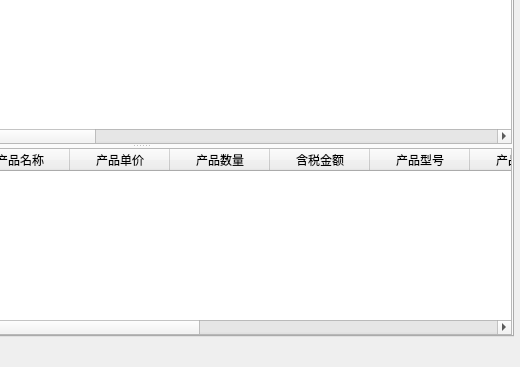
First picture: the form in src/invoice/gui/mainwindow.ui, repository lcw2004/fapiao, before the edit; both pictures show x 239 to 759 and y 131 to 498 of the 759 by 498 pixel window.
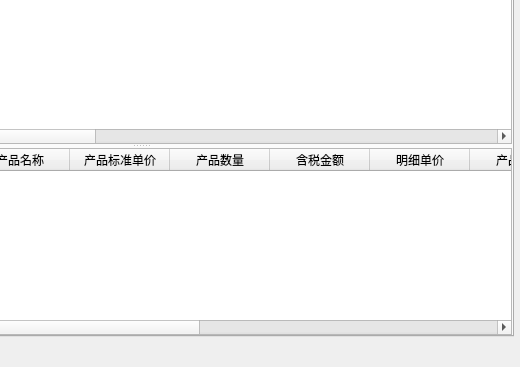
Second picture: the form after the edit. The open tabs and pages were chosen to show the change. Icons and pictures are not drawn.

Commit message: 1. 添加一列“明细单价”，用于将 “产品标准单价”分开 2. 打印出来的发票明细上面的单价显示 “明细单价”

Patch:
```diff
--- a/src/invoice/gui/mainwindow.ui
+++ b/src/invoice/gui/mainwindow.ui
@@ -385,7 +385,7 @@
            </column>
            <column>
             <property name="text">
-             <string>产品单价</string>
+             <string>产品标准单价</string>
             </property>
            </column>
            <column>
@@ -400,7 +400,7 @@
            </column>
            <column>
             <property name="text">
-             <string>产品型号</string>
+             <string>明细单价</string>
             </property>
            </column>
            <column>
```
Left out of the diff: 6 changed lines with no effect on the pictures. The commit also changes 7 other files.
